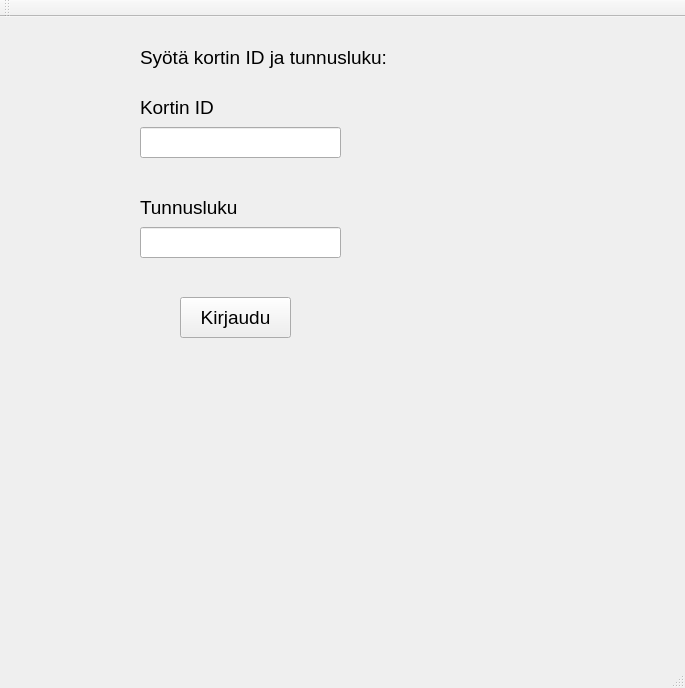
Before: the Qt Designer form Automaatti/mainwindow.ui in tvt20kmo-ohjelmistokehitysprojekti/Group2, drawn with Qt 5.
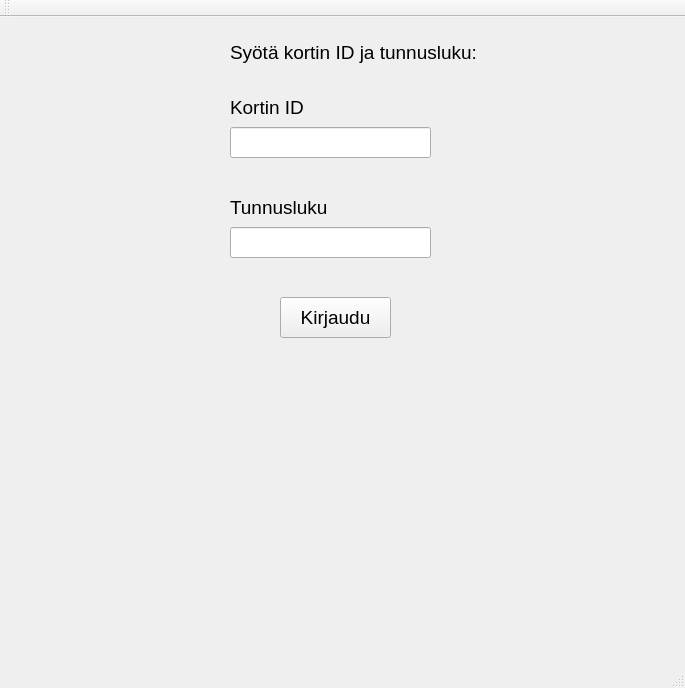
After: the same form once the commit is applied.

```diff
--- a/Automaatti/mainwindow.ui
+++ b/Automaatti/mainwindow.ui
@@ -22,7 +22,7 @@
    <widget class="QLineEdit" name="lineEdit_cardID">
     <property name="geometry">
      <rect>
-      <x>140</x>
+      <x>230</x>
       <y>110</y>
       <width>201</width>
       <height>31</height>
@@ -32,7 +32,7 @@
    <widget class="QLabel" name="label">
     <property name="geometry">
      <rect>
-      <x>140</x>
+      <x>230</x>
       <y>80</y>
       <width>201</width>
       <height>21</height>
@@ -45,7 +45,7 @@
    <widget class="QPushButton" name="pushButton_login">
     <property name="geometry">
      <rect>
-      <x>180</x>
+      <x>280</x>
       <y>280</y>
       <width>111</width>
       <height>41</height>
@@ -58,7 +58,7 @@
    <widget class="QLabel" name="label_2">
     <property name="geometry">
      <rect>
-      <x>140</x>
+      <x>230</x>
       <y>180</y>
       <width>201</width>
       <height>21</height>
@@ -71,10 +71,10 @@
    <widget class="QLabel" name="label_3">
     <property name="geometry">
      <rect>
-      <x>140</x>
-      <y>30</y>
+      <x>230</x>
+      <y>20</y>
       <width>321</width>
-      <height>21</height>
+      <height>31</height>
      </rect>
     </property>
     <property name="text">
@@ -84,7 +84,7 @@
    <widget class="QLineEdit" name="lineEdit_PIN">
     <property name="geometry">
      <rect>
-      <x>140</x>
+      <x>230</x>
       <y>210</y>
       <width>201</width>
       <height>31</height>
```
Left out of the diff: 2 changed lines with no effect on the pictures.
